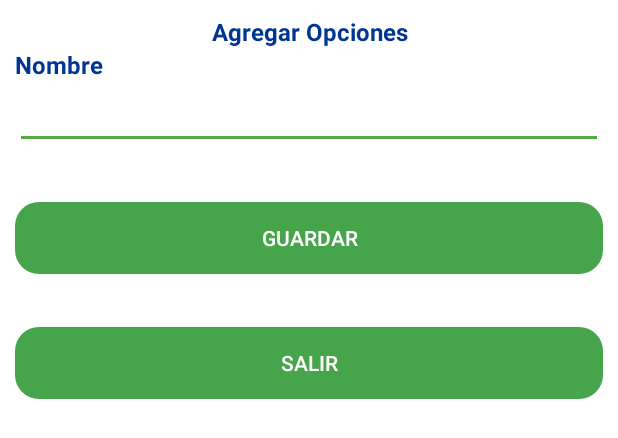
After one commit to n1m0d0/apkpanama2, an Android app: the layout spinner_options.xml on its own in the app's theme, with its tools: preview values and no code run, on a phone screen of 412 x 824 dp. The commit adds this screen. Shown: the top 438 px of the screen. Run offline under Robolectric (Android 15) with nearby library versions, the phone set to English and light mode, and no system bars; network calls fail.

Commit message:
spiner con opcion a añadir una opcion q no se encuetra en la lista

```diff
--- a/app/build.gradle
+++ b/app/build.gradle
@@ -1,11 +1,11 @@
 apply plugin: 'com.android.application'
 
 android {
-    compileSdkVersion 29
+    compileSdkVersion 28
     defaultConfig {
         applicationId "diggate.xpertise.com.diggateapk"
         minSdkVersion 15
-        targetSdkVersion 29
+        targetSdkVersion 28
         versionCode 1
         versionName "1.0"
         testInstrumentationRunner "android.support.test.runner.AndroidJUnitRunner"
--- a/app/src/main/res/layout/activity_form_event.xml
+++ b/app/src/main/res/layout/activity_form_event.xml
@@ -13,6 +13,7 @@
         android:layout_width="match_parent"
         android:layout_height="wrap_content"
         android:layout_margin="@dimen/separation"
+        android:padding="@dimen/separation"
         android:orientation="vertical">
 
     </LinearLayout>
--- /dev/null
+++ b/app/src/main/res/layout/spinner_options.xml
@@ -0,0 +1,47 @@
+<?xml version="1.0" encoding="utf-8"?>
+<LinearLayout xmlns:android="http://schemas.android.com/apk/res/android"
+    android:layout_width="match_parent"
+    android:layout_height="match_parent"
+    android:background="@color/colorBody"
+    android:padding="@dimen/separation"
+    android:orientation="vertical">
+
+    <TextView
+        style="@style/colorTitle"
+        android:text="@string/addoptions"
+        android:gravity="center"
+        android:layout_width="match_parent"
+        android:layout_height="wrap_content" />
+
+    <TextView
+        style="@style/colorText"
+        android:text="@string/name"
+        android:layout_width="match_parent"
+        android:layout_height="wrap_content" />
+
+    <EditText
+        android:id="@+id/etName"
+        android:layout_width="match_parent"
+        android:layout_height="wrap_content" />
+
+    <Button
+        android:id="@+id/btnSave"
+        android:layout_width="match_parent"
+        android:layout_height="wrap_content"
+        android:layout_marginTop="35dp"
+        android:background="@drawable/custonbutton"
+        android:text="@string/save"
+        android:textColor="@color/colorWhite" />
+
+    <Button
+        android:id="@+id/btnExit"
+        android:layout_width="match_parent"
+        android:layout_height="wrap_content"
+        android:layout_marginTop="35dp"
+        android:background="@drawable/custonbutton"
+        android:text="@string/exit"
+        android:textColor="@color/colorWhite" />
+
+
+
+</LinearLayout>
--- a/app/src/main/res/values/strings.xml
+++ b/app/src/main/res/values/strings.xml
@@ -24,6 +24,8 @@
     <string name="events">Eventos</string>
     <string name="capture">Capturar</string>
     <string name="exit">Salir</string>
+    <string name="addoptions">Agregar Opciones</string>
+    <string name="name">Nombre</string>
 
-    <string name="servidor">https://test.portcolon2000.site</string>
+    <string name="servidor">https://testdg.xpertise-pa.com</string>
 </resources>
--- a/build.gradle
+++ b/build.gradle
@@ -7,7 +7,7 @@ buildscript {
         jcenter()
     }
     dependencies {
-        classpath 'com.android.tools.build:gradle:4.1.1'
+        classpath 'com.android.tools.build:gradle:4.1.2'
 
 
         // NOTE: Do not place your application dependencies here; they belong
```
Also changed, not shown: app/src/main/java/diggate/xpertise/com/diggateapk/form_event.java (+114 -5 lines), app/src/main/java/diggate/xpertise/com/diggateapk/parFormFielsPre.java (+88 -4 lines).
